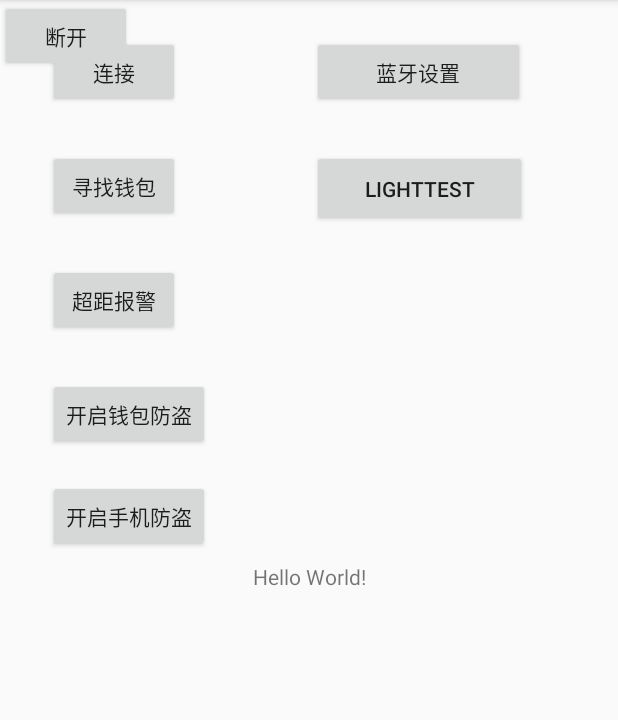
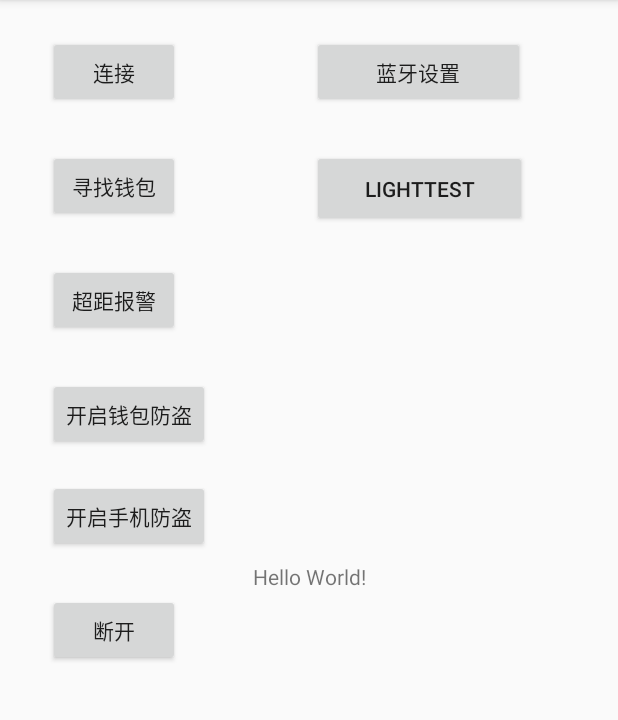
Before and after one commit to lonerlin/SmartWallet, an Android app: the MainActivity screen opened directly, with no data from a screen before it, on a phone screen of 412 x 824 dp, the part 84-804 px from its top. Run offline under Robolectric (Android 15) with nearby library versions, the phone set to English and light mode, and no system bars; 1 statement that could not run was skipped.

Commit message:
fixed some bugs.

```diff
--- a/app/src/main/java/nhlcgz/com/smartwallet/BTService.java
+++ b/app/src/main/java/nhlcgz/com/smartwallet/BTService.java
@@ -116,11 +116,12 @@ public class BTService extends Service {
         }
 
         public void antiTheftWarn(boolean isWorking) {
-            walletIsAlarm = false;
+
             if (isWorking) {
                 antiTheftWarning = false;
                 write(2);
             } else {
+                antiTheftWarning=true;
                 write(3);
                 stopWarning();
             }
--- a/app/src/main/java/nhlcgz/com/smartwallet/MainActivity.java
+++ b/app/src/main/java/nhlcgz/com/smartwallet/MainActivity.java
@@ -63,7 +63,7 @@ public class MainActivity extends AppCompatActivity implements View.OnClickListe
         bPhoneBak.setOnClickListener(this);
         deviceAddress=readAddress("address");
         bLightTest=(Button)findViewById(R.id.bLightTest);
-
+        bindService();
 
         bLightTest.setOnClickListener(new View.OnClickListener() {
             @Override
@@ -91,7 +91,7 @@ public class MainActivity extends AppCompatActivity implements View.OnClickListe
             @Override
             public void onClick(View v) {
                 Log.d("address","Click");
-                bindService();
+
                 connectingBinder.Connecting(readAddress("address"));
             }
         });
--- a/app/src/main/res/layout/activity_main.xml
+++ b/app/src/main/res/layout/activity_main.xml
@@ -90,8 +90,10 @@
         android:id="@+id/bDisconnect"
         android:layout_width="wrap_content"
         android:layout_height="wrap_content"
+        android:layout_marginStart="32dp"
+        android:layout_marginTop="28dp"
         android:text="@string/disconnect"
-        tools:layout_editor_absoluteX="44dp"
-        tools:layout_editor_absoluteY="391dp" />
+        app:layout_constraintStart_toStartOf="parent"
+        app:layout_constraintTop_toBottomOf="@+id/bPhoneBak" />
 
 </android.support.constraint.ConstraintLayout>
```
